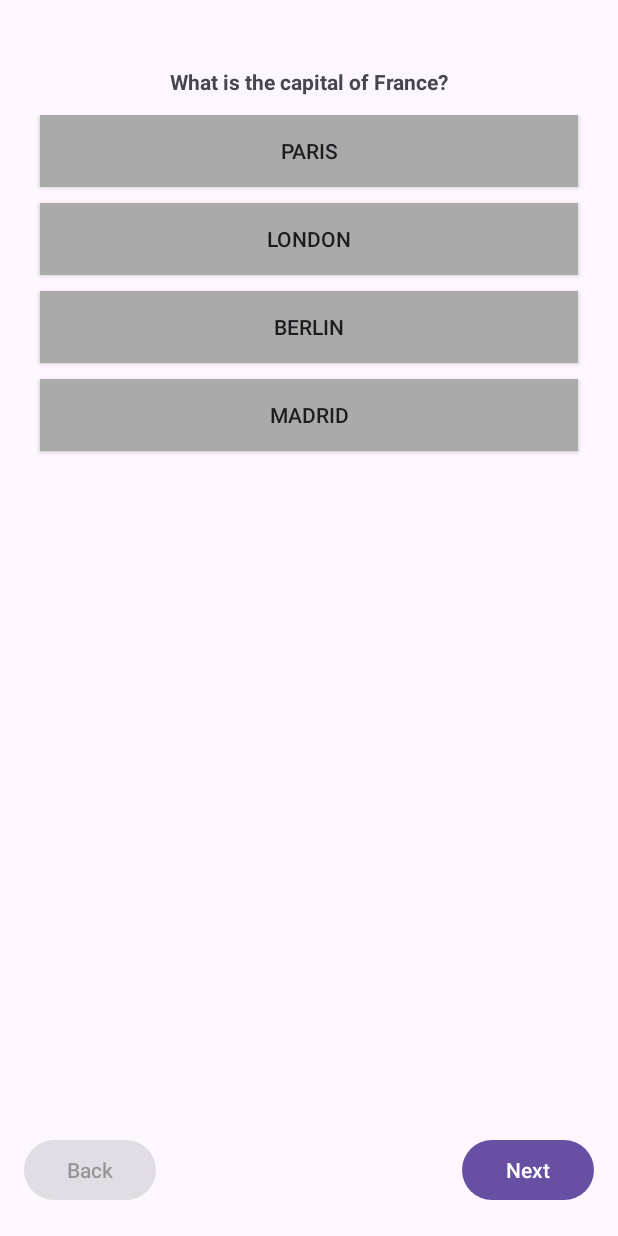
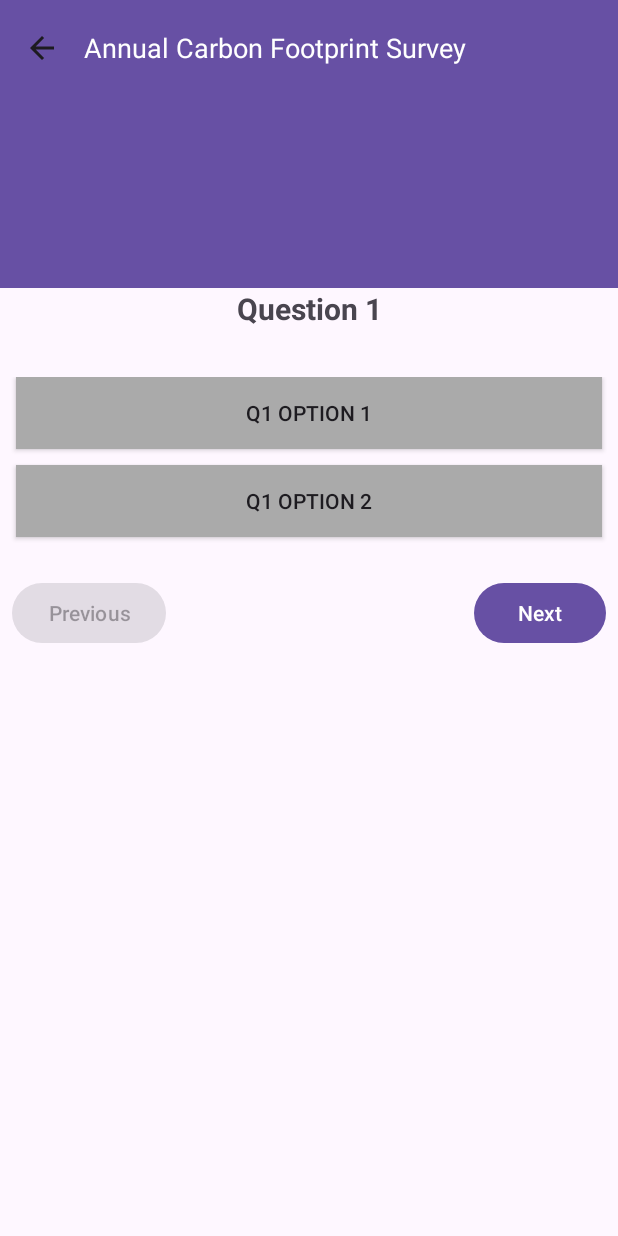
Before and after one commit to Imran-az/B07-Project, an Android app: the screen it shows after launch (Questionnaire before the commit, AnnualCarbonFootprintSurvey after it), after a tap on "Change view", on a phone screen of 412 x 824 dp. Run offline under Robolectric (Android 15) with nearby library versions, the phone set to English and light mode, and no system bars.

Commit message:
feat: Continue work on annual carbon footprint survey

```diff
--- a/app/src/main/AndroidManifest.xml
+++ b/app/src/main/AndroidManifest.xml
@@ -13,8 +13,9 @@
         android:theme="@style/Theme.PlanetezeB07"
         tools:targetApi="31">
         <activity
-            android:name=".questionaire.Questionnaire"
-            android:exported="true" />
+            android:name=".annual_carbon_footprint.AnnualCarbonFootprintSurvey"
+            android:exported="true"
+            android:parentActivityName=".MainActivity"/>
         <activity
             android:name=".MainActivity"
             android:exported="true">
--- a/app/src/main/java/net/robertx/planeteze_b07/MainActivity.java
+++ b/app/src/main/java/net/robertx/planeteze_b07/MainActivity.java
@@ -10,7 +10,7 @@ import androidx.core.graphics.Insets;
 import androidx.core.view.ViewCompat;
 import androidx.core.view.WindowInsetsCompat;
 
-import net.robertx.planeteze_b07.questionaire.Questionnaire;
+import net.robertx.planeteze_b07.annual_carbon_footprint.AnnualCarbonFootprintSurvey;
 
 import java.util.ArrayList;
 
@@ -37,9 +37,9 @@ public class MainActivity extends AppCompatActivity {
 
         Button button = findViewById(R.id.button);
         button.setOnClickListener(v -> {
-            Intent intent = new Intent(MainActivity.this, Questionnaire.class);
-            intent.putExtra("question", question);
-            intent.putExtra("options", options);
+            Intent intent = new Intent(MainActivity.this, AnnualCarbonFootprintSurvey.class);
+//            intent.putExtra("question", question);
+//            intent.putExtra("options", options);
             startActivity(intent);
         });
 
--- /dev/null
+++ b/app/src/main/java/net/robertx/planeteze_b07/annual_carbon_footprint/AnnualCarbonFootprintSurvey.java
@@ -0,0 +1,56 @@
+package net.robertx.planeteze_b07.annual_carbon_footprint;
+
+import android.os.Bundle;
+import android.view.LayoutInflater;
+import android.view.View;
+
+import androidx.activity.EdgeToEdge;
+import androidx.appcompat.app.AppCompatActivity;
+import androidx.core.app.NavUtils;
+import androidx.core.graphics.Insets;
+import androidx.core.view.ViewCompat;
+import androidx.core.view.WindowInsetsCompat;
+import androidx.viewpager2.widget.ViewPager2;
+
+import com.google.android.material.appbar.MaterialToolbar;
+
+import net.robertx.planeteze_b07.R;
+
+import java.util.ArrayList;
+import java.util.List;
+
+public class AnnualCarbonFootprintSurvey extends AppCompatActivity {
+
+    @Override
+    protected void onCreate(Bundle savedInstanceState) {
+        super.onCreate(savedInstanceState);
+        EdgeToEdge.enable(this);
+        setContentView(R.layout.activity_annual_carbon_footprint_survey);
+        ViewCompat.setOnApplyWindowInsetsListener(findViewById(R.id.main), (v, insets) -> {
+            Insets systemBars = insets.getInsets(WindowInsetsCompat.Type.systemBars());
+            v.setPadding(systemBars.left, systemBars.top, systemBars.right, systemBars.bottom);
+            return insets;
+        });
+
+        MaterialToolbar toolbar = findViewById(R.id.materialToolbar);
+        toolbar.setNavigationOnClickListener(v -> {
+            NavUtils.navigateUpFromSameTask(AnnualCarbonFootprintSurvey.this);
+        });
+
+        ViewCompat.setOnApplyWindowInsetsListener(findViewById(R.id.main), (v, insets) -> {
+            Insets systemBars = insets.getInsets(WindowInsetsCompat.Type.systemBars());
+            v.setPadding(systemBars.left, systemBars.top, systemBars.right, systemBars.bottom);
+            return insets;
+        });
+
+        ViewPager2 viewPager = findViewById(R.id.surveyPages);
+
+        List<SurveyQuestionFragment> fragments = new ArrayList<>();
+        fragments.add(SurveyQuestionFragment.newInstance("Question 1", new String[]{"Q1 Option 1", "Q1 Option 2"}));
+        fragments.add(SurveyQuestionFragment.newInstance("Question 2", new String[]{"Q2 Option 1", "Q2 Option 2"}));
+
+
+        ViewPagerAdapter adapter = new ViewPagerAdapter(this, fragments);
+        viewPager.setAdapter(adapter);
+    }
+}
--- a/app/src/main/java/net/robertx/planeteze_b07/questionaire/RadioButtonSystem.java
+++ b/app/src/main/java/net/robertx/planeteze_b07/annual_carbon_footprint/RadioButtonSystem.java
@@ -1,4 +1,4 @@
-package net.robertx.planeteze_b07.questionaire;
+package net.robertx.planeteze_b07.annual_carbon_footprint;
 
 import android.content.Context;
 import android.util.AttributeSet;
--- /dev/null
+++ b/app/src/main/java/net/robertx/planeteze_b07/annual_carbon_footprint/SurveyQuestionFragment.java
@@ -0,0 +1,99 @@
+package net.robertx.planeteze_b07.annual_carbon_footprint;
+
+import android.content.Context;
+import android.os.Bundle;
+import android.view.LayoutInflater;
+import android.view.View;
+import android.view.ViewGroup;
+import android.widget.Button;
+import android.widget.TextView;
+
+import net.robertx.planeteze_b07.R;
+
+import androidx.annotation.NonNull;
+import androidx.fragment.app.Fragment;
+import androidx.viewpager2.widget.ViewPager2;
+
+public class SurveyQuestionFragment extends Fragment {
+    private static final String ARG_QUESTION = "question";
+    private static final String ARG_OPTIONS = "options";
+
+    private String question;
+    private String[] options;
+    private ViewPager2 viewPager;
+
+
+    public static SurveyQuestionFragment newInstance(String question, String[] options) {
+        SurveyQuestionFragment fragment = new SurveyQuestionFragment();
+        Bundle args = new Bundle();
+        args.putString(ARG_QUESTION, question);
+        args.putStringArray(ARG_OPTIONS, options);
+        fragment.setArguments(args);
+        return fragment;
+    }
+
+    @Override
+    public void onAttach(@NonNull Context context) {
+        super.onAttach(context);
+        if (context instanceof AnnualCarbonFootprintSurvey) {
+            viewPager = ((AnnualCarbonFootprintSurvey) context).findViewById(R.id.surveyPages);
+        }
+    }
+
+    @Override
+    public void onCreate(Bundle savedInstanceState) {
+        super.onCreate(savedInstanceState);
+        if (getArguments() != null) {
+            question = getArguments().getString(ARG_QUESTION);
+            options = getArguments().getStringArray(ARG_OPTIONS);
+        }
+    }
+
+    @Override
+    public View onCreateView(LayoutInflater inflater, ViewGroup container, Bundle savedInstanceState) {
+        View view = inflater.inflate(R.layout.fragment_survey_question, container, false);
+
+        if (getArguments() != null) {
+            question = getArguments().getString(ARG_QUESTION);
+            options = getArguments().getStringArray(ARG_OPTIONS);
+        }
+
+        TextView questionTextView = view.findViewById(R.id.question_text_view);
+        RadioButtonSystem optionsGroup = view.findViewById(R.id.options_radio_button_system);
+
+        questionTextView.setText(question);
+
+        for (String option : options) {
+            optionsGroup.addOption(option);
+        }
+
+        // TODO: These buttons should not be in the fragment itself lol
+        Button nextButton = view.findViewById(R.id.next_button);
+        // disable button if the next fragment is not available
+        if (viewPager != null) {
+            nextButton.setEnabled(viewPager.getCurrentItem() < viewPager.getAdapter().getItemCount() - 1);
+        }
+
+        nextButton.setOnClickListener(v -> {
+            if (viewPager != null) {
+                int currentItem = viewPager.getCurrentItem();
+                viewPager.setCurrentItem(currentItem + 1, true);
+            }
+        });
+
+        Button previousButton = view.findViewById(R.id.previous_button);
+
+        // disable button if the previous fragment is not available
+        if (viewPager != null) {
+            previousButton.setEnabled(viewPager.getCurrentItem() > 0);
+        }
+        previousButton.setOnClickListener(v -> {
+            if (viewPager != null) {
+                int currentItem = viewPager.getCurrentItem();
+                viewPager.setCurrentItem(currentItem - 1, true);
+            }
+        });
+
+        return view;
+    }
+}
--- /dev/null
+++ b/app/src/main/java/net/robertx/planeteze_b07/annual_carbon_footprint/ViewPagerAdapter.java
@@ -0,0 +1,32 @@
+package net.robertx.planeteze_b07.annual_carbon_footprint;
+
+import android.view.View;
+import android.view.ViewGroup;
+import androidx.annotation.NonNull;
+import androidx.fragment.app.Fragment;
+import androidx.fragment.app.FragmentActivity;
+import androidx.recyclerview.widget.RecyclerView;
+import androidx.viewpager2.adapter.FragmentStateAdapter;
+
+import java.util.List;
+
+public class ViewPagerAdapter extends FragmentStateAdapter {
+
+    private List<SurveyQuestionFragment> fragments;
+
+    public ViewPagerAdapter(FragmentActivity activity, List<SurveyQuestionFragment> fragments) {
+        super(activity);
+        this.fragments = fragments;
+    }
+
+    @NonNull
+    @Override
+    public Fragment createFragment(int position) {
+        return fragments.get(position);
+    }
+
+    @Override
+    public int getItemCount() {
+        return fragments.size();
+    }
+}
--- a/app/src/main/java/net/robertx/planeteze_b07/questionaire/Questionnaire.java
+++ /dev/null
@@ -1,53 +0,0 @@
-package net.robertx.planeteze_b07.questionaire;
-
-import android.os.Bundle;
-import android.widget.Button;
-import android.widget.LinearLayout;
-import android.widget.TextView;
-import android.widget.ToggleButton;
-
-import androidx.activity.EdgeToEdge;
-import androidx.appcompat.app.AppCompatActivity;
-import androidx.core.graphics.Insets;
-import androidx.core.view.ViewCompat;
-import androidx.core.view.WindowInsetsCompat;
-
-import net.robertx.planeteze_b07.R;
-
-import java.util.ArrayList;
-
-public class Questionnaire extends AppCompatActivity {
-
-
-
-    @Override
-    protected void onCreate(Bundle savedInstanceState) {
-        super.onCreate(savedInstanceState);
-        EdgeToEdge.enable(this);
-        setContentView(R.layout.activity_questionnaire);
-        ViewCompat.setOnApplyWindowInsetsListener(findViewById(R.id.main), (v, insets) -> {
-            Insets systemBars = insets.getInsets(WindowInsetsCompat.Type.systemBars());
-            v.setPadding(systemBars.left, systemBars.top, systemBars.right, systemBars.bottom);
-            return insets;
-        });
-
-        TextView question = findViewById(R.id.question);
-
-        Button backButton = findViewById(R.id.backButton);
-        backButton.setEnabled(false);
-
-
-        question.setText(getIntent().getStringExtra("question"));
-
-        ArrayList<String> answerOptions = getIntent().getStringArrayListExtra("options");
-        if (answerOptions == null) {
-            answerOptions = new ArrayList<>();
-            // TODO: handle this case
-            answerOptions.add("Oops you didn't add shit");
-        }
-
-        RadioButtonSystem options = findViewById(R.id.options);
-        options.addOptions(answerOptions);
-
-    }
-}
--- /dev/null
+++ b/app/src/main/res/layout/activity_annual_carbon_footprint_survey.xml
@@ -0,0 +1,71 @@
+<?xml version="1.0" encoding="utf-8"?>
+<androidx.coordinatorlayout.widget.CoordinatorLayout xmlns:android="http://schemas.android.com/apk/res/android"
+    xmlns:tools="http://schemas.android.com/tools"
+    xmlns:app="http://schemas.android.com/apk/res-auto"
+
+
+    android:layout_width="match_parent"
+    android:layout_height="match_parent">
+
+    <com.google.android.material.appbar.AppBarLayout
+        android:id="@+id/appbar"
+
+        android:layout_height="192dp"
+        android:layout_width="match_parent">
+
+        <com.google.android.material.appbar.CollapsingToolbarLayout
+            android:layout_width="match_parent"
+            android:layout_height="match_parent"
+            app:toolbarId="@+id/toolbar"
+            app:layout_scrollFlags="scroll|exitUntilCollapsed"
+
+            app:contentScrim="?attr/colorPrimary">
+
+
+            <com.google.android.material.appbar.MaterialToolbar
+                android:id="@+id/materialToolbar"
+                android:layout_width="match_parent"
+                android:layout_height="wrap_content"
+                android:background="?attr/colorPrimary"
+                android:minHeight="?attr/actionBarSize"
+                android:theme="?attr/actionBarTheme"
+                app:navigationIcon="?android:homeAsUpIndicator">
+                <TextView
+                    android:id="@+id/toolbar_title"
+                    android:layout_width="wrap_content"
+                    android:layout_height="wrap_content"
+                    android:layout_gravity="top"
+                    android:text="Annual Carbon Footprint Survey"
+                    android:textColor="@android:color/white"
+                    android:textSize="18sp" />
+            </com.google.android.material.appbar.MaterialToolbar>
+
+        </com.google.android.material.appbar.CollapsingToolbarLayout>
+    </com.google.android.material.appbar.AppBarLayout>
+
+    <androidx.core.widget.NestedScrollView
+        android:layout_width="match_parent"
+        android:layout_height="match_parent"
+
+
+        app:layout_behavior="com.google.android.material.appbar.AppBarLayout$ScrollingViewBehavior">
+
+        <androidx.constraintlayout.widget.ConstraintLayout
+            android:id="@+id/main"
+            android:layout_width="match_parent"
+            android:layout_height="match_parent"
+            tools:context=".annual_carbon_footprint.AnnualCarbonFootprintSurvey">
+
+            <androidx.viewpager2.widget.ViewPager2
+                android:id="@+id/surveyPages"
+                android:layout_width="match_parent"
+                android:layout_height="wrap_content"
+                app:layout_constraintEnd_toEndOf="parent"
+                app:layout_constraintStart_toStartOf="parent"
+                app:layout_constraintTop_toTopOf="parent" />
+        </androidx.constraintlayout.widget.ConstraintLayout>
+
+    </androidx.core.widget.NestedScrollView>
+
+
+</androidx.coordinatorlayout.widget.CoordinatorLayout>
--- a/app/src/main/res/layout/activity_main.xml
+++ b/app/src/main/res/layout/activity_main.xml
@@ -24,9 +24,7 @@
         android:layout_marginStart="159dp"
         android:layout_marginTop="7dp"
         android:layout_marginEnd="161dp"
-        android:layout_marginBottom="301dp"
         android:text="Change view"
-        app:layout_constraintBottom_toBottomOf="parent"
         app:layout_constraintEnd_toEndOf="parent"
         app:layout_constraintStart_toStartOf="parent"
         app:layout_constraintTop_toBottomOf="@+id/textView" />
--- a/app/src/main/res/layout/activity_questionnaire.xml
+++ /dev/null
@@ -1,72 +0,0 @@
-<?xml version="1.0" encoding="utf-8"?>
-<androidx.constraintlayout.widget.ConstraintLayout xmlns:android="http://schemas.android.com/apk/res/android"
-    xmlns:app="http://schemas.android.com/apk/res-auto"
-    xmlns:tools="http://schemas.android.com/tools"
-    android:id="@+id/main"
-    android:layout_width="match_parent"
-    android:layout_height="match_parent"
-    tools:context=".questionaire.Questionnaire">
-
-    <TextView
-        android:id="@+id/question"
-        android:layout_width="wrap_content"
-        android:layout_height="wrap_content"
-        android:layout_marginStart="176dp"
-        android:layout_marginTop="64dp"
-        android:layout_marginEnd="176dp"
-        android:layout_marginBottom="32dp"
-        android:text="TextView"
-        android:textStyle="bold"
-        app:layout_constraintBottom_toTopOf="@id/options"
-        app:layout_constraintEnd_toEndOf="parent"
-        app:layout_constraintStart_toStartOf="parent"
-        app:layout_constraintTop_toTopOf="parent" />
-
-    <net.robertx.planeteze_b07.questionaire.RadioButtonSystem
-        android:id="@+id/options"
-        android:layout_width="0dp"
-        android:layout_height="0dp"
-        android:layout_marginStart="16dp"
-        android:layout_marginTop="32dp"
-        android:layout_marginEnd="16dp"
-        android:layout_marginBottom="16dp"
-        app:layout_constraintBottom_toTopOf="@+id/backNextButtons"
-        app:layout_constraintEnd_toEndOf="parent"
-        app:layout_constraintStart_toStartOf="parent"
-        app:layout_constraintTop_toTopOf="@id/question" />
-
-    <androidx.constraintlayout.widget.ConstraintLayout
-        android:id="@+id/backNextButtons"
-        android:layout_width="match_parent"
-        android:layout_height="0dp"
-        android:layout_marginBottom="16dp"
-        app:layout_constraintBottom_toBottomOf="parent"
-        app:layout_constraintEnd_toEndOf="parent"
-        app:layout_constraintStart_toStartOf="parent">
-
-        <Button
-            android:id="@+id/backButton"
-            android:layout_width="wrap_content"
-            android:layout_height="wrap_content"
-            android:layout_marginStart="16dp"
-            android:layout_marginTop="4dp"
-            android:layout_marginBottom="4dp"
-            android:text="Back"
-            app:layout_constraintBottom_toBottomOf="parent"
-            app:layout_constraintStart_toStartOf="parent"
-            app:layout_constraintTop_toTopOf="parent" />
-
-        <Button
-            android:id="@+id/nextButton"
-            android:layout_width="wrap_content"
-            android:layout_height="wrap_content"
-            android:layout_marginTop="4dp"
-            android:layout_marginEnd="16dp"
-            android:layout_marginBottom="4dp"
-            android:text="Next"
-            app:layout_constraintBottom_toBottomOf="parent"
-            app:layout_constraintEnd_toEndOf="parent"
-            app:layout_constraintTop_toTopOf="parent" />
-    </androidx.constraintlayout.widget.ConstraintLayout>
-
-</androidx.constraintlayout.widget.ConstraintLayout>
--- /dev/null
+++ b/app/src/main/res/layout/fragment_survey_question.xml
@@ -0,0 +1,65 @@
+<?xml version="1.0" encoding="utf-8"?>
+<androidx.constraintlayout.widget.ConstraintLayout xmlns:android="http://schemas.android.com/apk/res/android"
+    xmlns:app="http://schemas.android.com/apk/res-auto"
+    xmlns:tools="http://schemas.android.com/tools"
+    android:layout_width="match_parent"
+    android:layout_height="match_parent">
+
+    <TextView
+        android:id="@+id/question_text_view"
+        android:layout_width="match_parent"
+        android:layout_height="wrap_content"
+        android:layout_marginBottom="32dp"
+        android:gravity="center"
+        android:text="Question?"
+        android:textSize="20sp"
+        android:textStyle="bold"
+        app:layout_constraintBottom_toTopOf="@id/options_radio_button_system"
+        app:layout_constraintEnd_toEndOf="parent"
+        app:layout_constraintStart_toStartOf="parent" />
+
+    <net.robertx.planeteze_b07.annual_carbon_footprint.RadioButtonSystem
+        android:id="@+id/options_radio_button_system"
+        android:layout_width="match_parent"
+        android:layout_height="wrap_content"
+        app:layout_constraintBottom_toTopOf="@id/previous_next_button_row"
+        app:layout_constraintEnd_toEndOf="parent"
+        app:layout_constraintStart_toStartOf="parent" />
+
+    <androidx.constraintlayout.widget.ConstraintLayout
+        android:id="@+id/previous_next_button_row"
+        android:layout_width="match_parent"
+        android:layout_height="wrap_content"
+        android:layout_marginBottom="32dp"
+        android:orientation="horizontal"
+        app:layout_constraintBottom_toBottomOf="parent"
+        app:layout_constraintEnd_toEndOf="parent"
+        app:layout_constraintStart_toStartOf="parent">
+
+        <Button
+            android:id="@+id/previous_button"
+            android:layout_width="wrap_content"
+            android:layout_height="wrap_content"
+            android:layout_marginStart="8dp"
+            android:layout_marginTop="16dp"
+            android:layout_marginBottom="16dp"
+            android:text="Previous"
+            app:layout_constraintBottom_toBottomOf="parent"
+            app:layout_constraintStart_toStartOf="parent"
+            app:layout_constraintTop_toTopOf="parent" />
+
+        <Button
+            android:id="@+id/next_button"
+            android:layout_width="wrap_content"
+            android:layout_height="wrap_content"
+            android:layout_marginTop="16dp"
+            android:layout_marginEnd="8dp"
+            android:layout_marginBottom="16dp"
+            android:text="Next"
+            app:layout_constraintBottom_toBottomOf="parent"
+            app:layout_constraintEnd_toEndOf="parent"
+            app:layout_constraintTop_toTopOf="parent" />
+
+    </androidx.constraintlayout.widget.ConstraintLayout>
+
+</androidx.constraintlayout.widget.ConstraintLayout>
--- a/app/src/main/res/values/strings.xml
+++ b/app/src/main/res/values/strings.xml
@@ -1,3 +1,5 @@
 <resources>
     <string name="app_name">Planeteze-B07</string>
+    <!-- TODO: Remove or change this placeholder text -->
+    <string name="hello_blank_fragment">Hello blank fragment</string>
 </resources>
```
